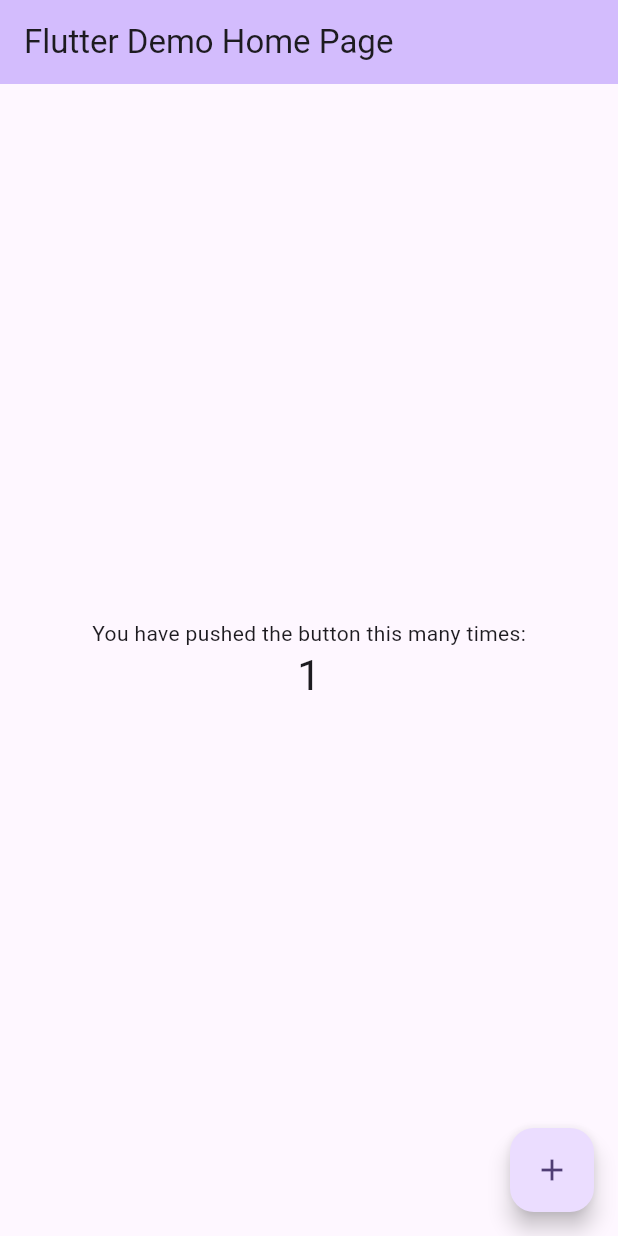
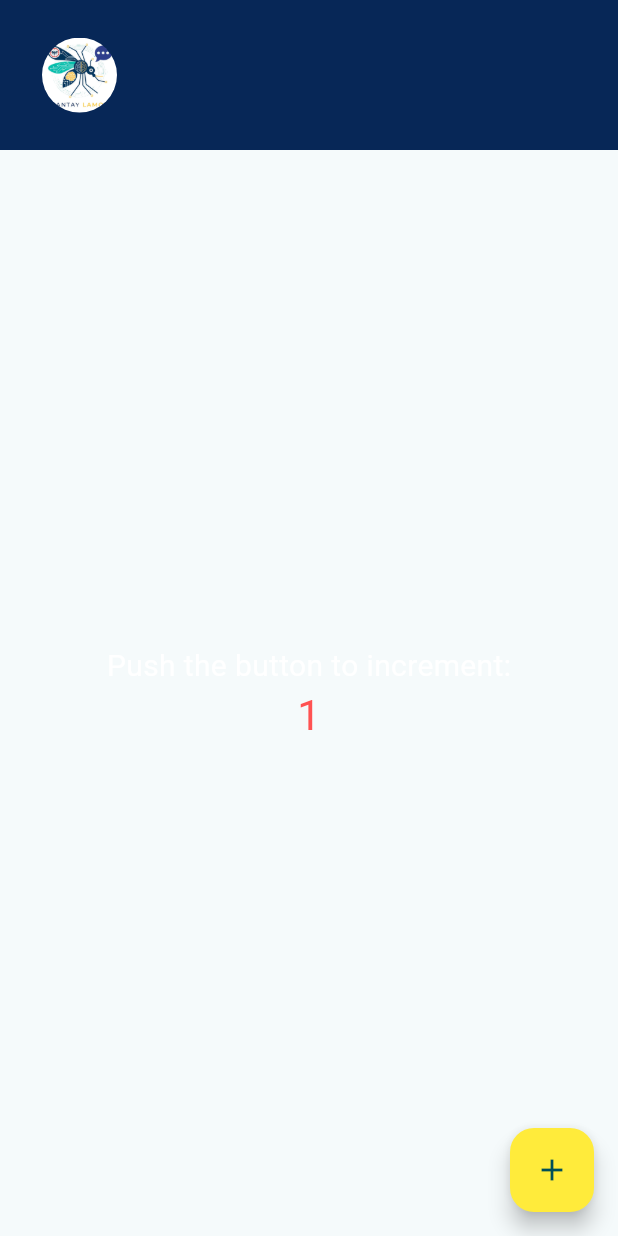
Before and after one commit to bantaylamokproject-repos/bantaylamokadmin_mobile, a Flutter app: the screen it shows after launch, after a tap on the "add" icon, on a phone screen of 412 x 824 dp. Run offline on Flutter 3.47's test engine with Material 3 defaults, Android fonts, the phone set to English and light mode, and no system bars.

Commit message:
05/15-Main

```diff
--- a/lib/main.dart
+++ b/lib/main.dart
@@ -1,4 +1,5 @@
 import 'package:flutter/material.dart';
+import 'opening.dart';
 
 void main() {
   runApp(const MyApp());
@@ -7,45 +8,24 @@ void main() {
 class MyApp extends StatelessWidget {
   const MyApp({super.key});
 
-  // This widget is the root of your application.
   @override
   Widget build(BuildContext context) {
     return MaterialApp(
       title: 'Flutter Demo',
+      debugShowCheckedModeBanner: false,
       theme: ThemeData(
-        // This is the theme of your application.
-        //
-        // TRY THIS: Try running your application with "flutter run". You'll see
-        // the application has a purple toolbar. Then, without quitting the app,
-        // try changing the seedColor in the colorScheme below to Colors.green
-        // and then invoke "hot reload" (save your changes or press the "hot
-        // reload" button in a Flutter-supported IDE, or press "r" if you used
-        // the command line to start the app).
-        //
-        // Notice that the counter didn't reset back to zero; the application
-        // state is not lost during the reload. To reset the state, use hot
-        // restart instead.
-        //
-        // This works for code too, not just values: Most code changes can be
-        // tested with just a hot reload.
-        colorScheme: .fromSeed(seedColor: Colors.deepPurple),
+        colorScheme: ColorScheme.fromSeed(seedColor: Colors.white70),
       ),
-      home: const MyHomePage(title: 'Flutter Demo Home Page'),
+      home: const OpeningScreen(),
+      routes: {
+        '/home': (context) => const MyHomePage(title: 'Bantay Lamok'),
+      },
     );
   }
 }
 
 class MyHomePage extends StatefulWidget {
   const MyHomePage({super.key, required this.title});
-
-  // This widget is the home page of your application. It is stateful, meaning
-  // that it has a State object (defined below) that contains fields that affect
-  // how it looks.
-
-  // This class is the configuration for the state. It holds the values (in this
-  // case the title) provided by the parent (in this case the App widget) and
-  // used by the build method of the State. Fields in a Widget subclass are
-  // always marked "final".
 
   final String title;
 
@@ -58,56 +38,63 @@ class _MyHomePageState extends State<MyHomePage> {
 
   void _incrementCounter() {
     setState(() {
-      // This call to setState tells the Flutter framework that something has
-      // changed in this State, which causes it to rerun the build method below
-      // so that the display can reflect the updated values. If we changed
-      // _counter without calling setState(), then the build method would not be
-      // called again, and so nothing would appear to happen.
       _counter++;
     });
+
+    if (_counter == 10) {
+      showDialog(
+        context: context,
+        builder: (BuildContext context) {
+          return AlertDialog(
+            title: const Text('Congratulations!'),
+            content: const Text('You have reached 10 clicks boi!'),
+            actions: [
+              TextButton(
+                onPressed: () => Navigator.of(context).pop(),
+                child: const Text('Ok'),
+              ),
+            ],
+          );
+        },
+      );
+    }
   }
 
   @override
   Widget build(BuildContext context) {
-    // This method is rerun every time setState is called, for instance as done
-    // by the _incrementCounter method above.
-    //
-    // The Flutter framework has been optimized to make rerunning build methods
-    // fast, so that you can just rebuild anything that needs updating rather
-    // than having to individually change instances of widgets.
     return Scaffold(
       appBar: AppBar(
-        // TRY THIS: Try changing the color here to a specific color (to
-        // Colors.amber, perhaps?) and trigger a hot reload to see the AppBar
-        // change color while the other colors stay the same.
-        backgroundColor: Theme.of(context).colorScheme.inversePrimary,
-        // Here we take the value from the MyHomePage object that was created by
-        // the App.build method, and use it to set our appbar title.
-        title: Text(widget.title),
+        toolbarHeight: 100,
+        leadingWidth: 12,
+        leading: Padding(padding: const EdgeInsets.only(left: 20),
+        ),
+        backgroundColor: const Color.fromARGB(255, 7, 39, 87),
+        title: Row(
+          children: [
+            ClipOval(
+              child: Image.asset(
+                'assets/LogoNotPNG.jpg',
+                height: 50,
+                width: 50,
+                fit: BoxFit.contain,
+              ),
+            ),
+          ],
+        ),
       ),
       body: Center(
-        // Center is a layout widget. It takes a single child and positions it
-        // in the middle of the parent.
         child: Column(
-          // Column is also a layout widget. It takes a list of children and
-          // arranges them vertically. By default, it sizes itself to fit its
-          // children horizontally, and tries to be as tall as its parent.
-          //
-          // Column has various properties to control how it sizes itself and
-          // how it positions its children. Here we use mainAxisAlignment to
-          // center the children vertically; the main axis here is the vertical
-          // axis because Columns are vertical (the cross axis would be
-          // horizontal).
-          //
-          // TRY THIS: Invoke "debug painting" (choose the "Toggle Debug Paint"
-          // action in the IDE, or press "p" in the console), to see the
-          // wireframe for each widget.
-          mainAxisAlignment: .center,
+          mainAxisAlignment: MainAxisAlignment.center,
           children: [
-            const Text('You have pushed the button this many times:'),
+            const Text(
+              'Push the button to increment:',
+              style: TextStyle(color: Colors.white, fontSize: 20),
+            ),
             Text(
               '$_counter',
-              style: Theme.of(context).textTheme.headlineMedium,
+              style: Theme.of(context).textTheme.headlineMedium?.copyWith(
+                    color: Colors.redAccent,
+                  ),
             ),
           ],
         ),
@@ -115,6 +102,7 @@ class _MyHomePageState extends State<MyHomePage> {
       floatingActionButton: FloatingActionButton(
         onPressed: _incrementCounter,
         tooltip: 'Increment',
+        backgroundColor: Colors.yellow,
         child: const Icon(Icons.add),
       ),
     );
--- /dev/null
+++ b/lib/opening.dart
@@ -0,0 +1,29 @@
+import 'package:flutter/material.dart';
+
+class OpeningScreen extends StatefulWidget {
+  const OpeningScreen({super.key});
+
+  @override
+  State<OpeningScreen> createState() => _OpeningScreenState();
+}
+
+class _OpeningScreenState extends State<OpeningScreen> {
+  @override
+  void initState() {
+    super.initState();
+    Future.delayed(const Duration(seconds: 4), () {
+      if (!mounted) return;
+      Navigator.of(context).pushReplacementNamed('/home');
+    });
+  }
+
+  @override
+  Widget build(BuildContext context) {
+    return Scaffold(
+      backgroundColor: const Color.fromARGB(255, 3, 36, 63),
+      body: Center(
+        child: Image.asset('assets/BantayLamok.png', height:250),
+      ),
+    );
+  }
+}
--- a/pubspec.yaml
+++ b/pubspec.yaml
@@ -51,7 +51,8 @@ dev_dependencies:
 
 # The following section is specific to Flutter packages.
 flutter:
-
+  assets:
+  - assets/
   # The following line ensures that the Material Icons font is
   # included with your application, so that you can use the icons in
   # the material Icons class.
```
Also changed, not shown: assets/BantayLamok.png (added), assets/LogoNotPNG.jpg (added), lib/login.dart (added), lib/navBar.dart (added), 1 other file.
